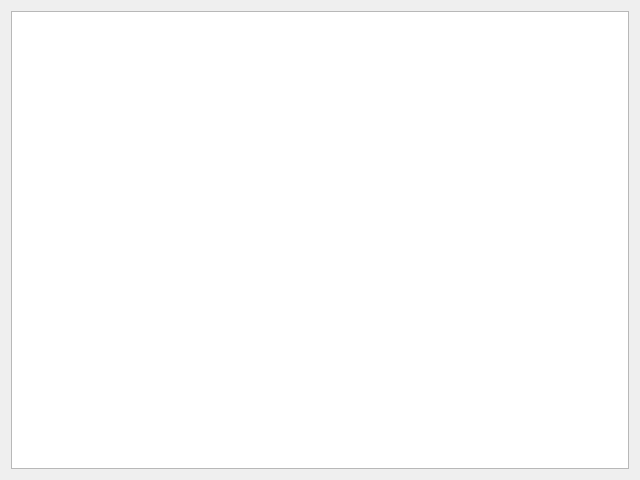
This is ui/process_manager.ui in Return-Log/Punch-Manager as Qt 5 draws it before an edit. The edited form follows.
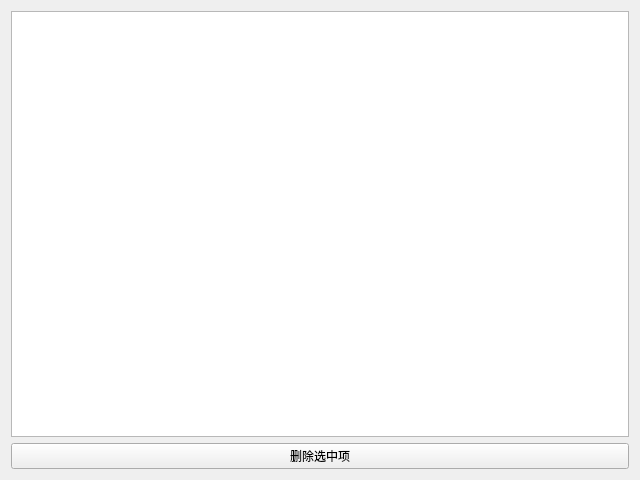
This is the edited form.

```diff
--- a/ui/process_manager.ui
+++ b/ui/process_manager.ui
@@ -17,6 +17,13 @@
    <item row="1" column="0">
     <widget class="QListWidget" name="listWidget"/>
    </item>
+   <item row="2" column="0">
+    <widget class="QPushButton" name="pushButton">
+     <property name="text">
+      <string>删除选中项</string>
+     </property>
+    </widget>
+   </item>
   </layout>
  </widget>
  <resources/>
```
